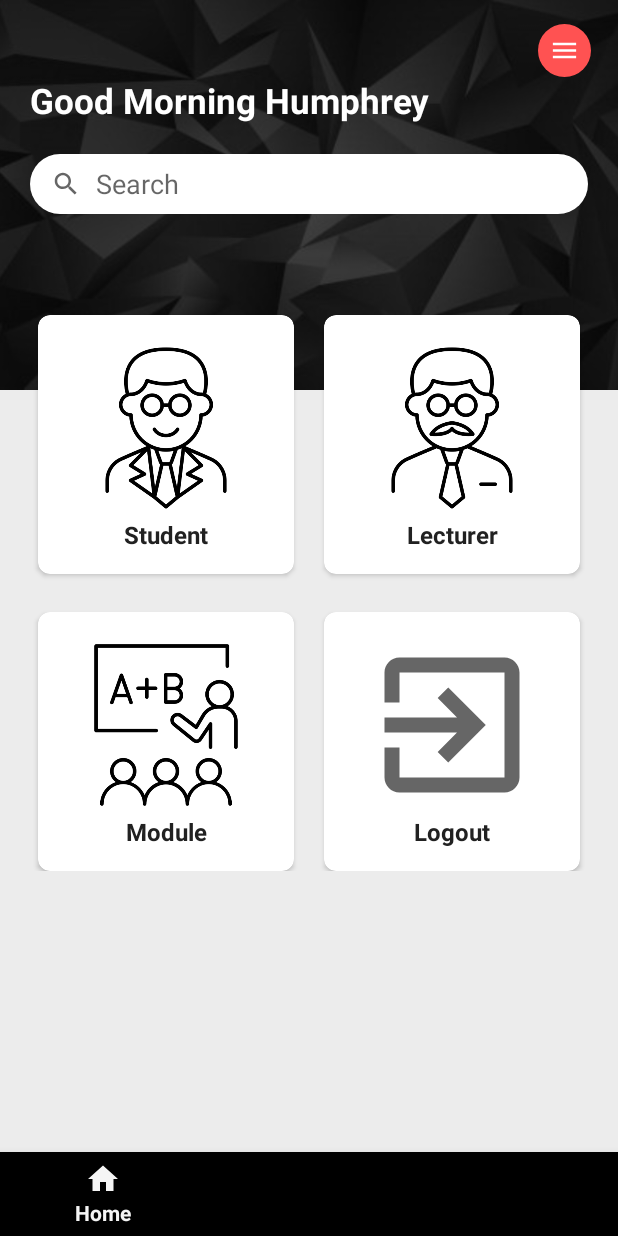
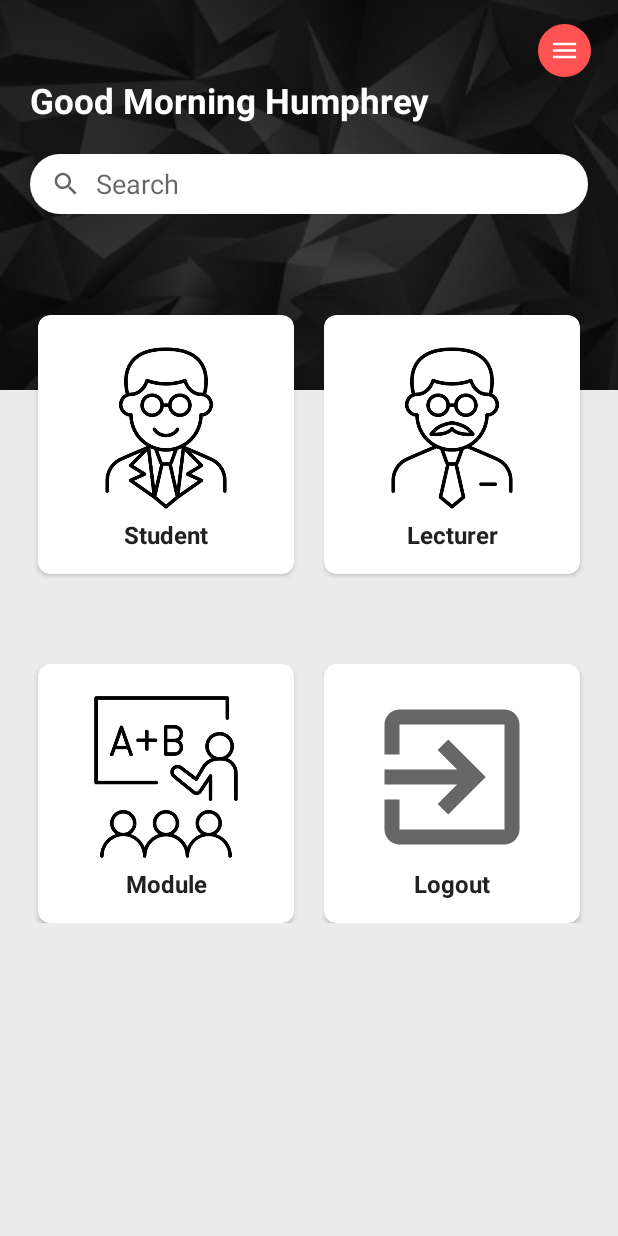
Before and after one commit to HinsHins/StudentAttendance, an Android app: the MainActivity screen opened directly, with no data from a screen before it, on a phone screen of 412 x 824 dp. Run offline under Robolectric (Android 15) with nearby library versions, the phone set to English and light mode, and no system bars.

Commit message:
Dashboard UI update

```diff
--- a/app/src/main/res/layout/activity_main.xml
+++ b/app/src/main/res/layout/activity_main.xml
@@ -7,18 +7,18 @@
     android:background="@color/colorBackground"
     tools:context=".MainActivity">
 
-    <com.google.android.material.bottomnavigation.BottomNavigationView
-        android:id="@+id/bottomNavigationView"
-        android:layout_width="match_parent"
-        android:layout_height="wrap_content"
-        android:backgroundTint="@color/colorWhite"
-        app:layout_constraintBottom_toBottomOf="parent"
-        app:menu="@menu/menu_bottom_navigation" />
+<!--    <com.google.android.material.bottomnavigation.BottomNavigationView-->
+<!--        android:id="@+id/bottomNavigationView"-->
+<!--        android:layout_width="match_parent"-->
+<!--        android:layout_height="wrap_content"-->
+<!--        android:backgroundTint="@color/colorWhite"-->
+<!--        app:layout_constraintBottom_toBottomOf="parent"-->
+<!--        app:menu="@menu/menu_bottom_navigation" />-->
 
     <ScrollView
         android:layout_width="match_parent"
         android:layout_height="0dp"
-        app:layout_constraintBottom_toTopOf="@id/bottomNavigationView"
+        app:layout_constraintBottom_toBottomOf="parent"
         app:layout_constraintTop_toTopOf="parent">
 
         <androidx.constraintlayout.widget.ConstraintLayout
@@ -188,7 +188,7 @@
                 android:layout_width="0dp"
                 android:layout_height="wrap_content"
                 android:layout_marginStart="25dp"
-                android:layout_marginTop="25dp"
+                android:layout_marginTop="60dp"
                 android:layout_marginEnd="10dp"
                 app:cardBackgroundColor="@color/colorWhite"
                 app:cardCornerRadius="8dp"
@@ -225,7 +225,7 @@
             <androidx.cardview.widget.CardView
                 android:layout_width="0dp"
                 android:layout_height="wrap_content"
-                android:layout_marginTop="25dp"
+                android:layout_marginTop="60dp"
                 android:layout_marginEnd="25dp"
                 android:layout_marginBottom="25dp"
                 android:layout_marginStart="10dp"
--- a/app/src/main/res/menu/menu_bottom_navigation.xml
+++ b/app/src/main/res/menu/menu_bottom_navigation.xml
@@ -11,9 +11,4 @@
     <item android:id="@+id/navigationSetting"
         android:icon="@drawable/ic_settings"
         android:title="@string/setting"/>
-
-
-
-
-
 </menu>
```
